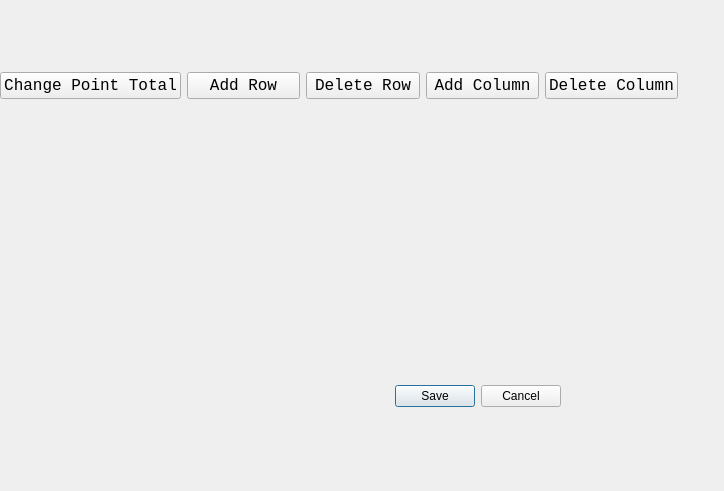
Old version of the form GAUI/rubricdialog.ui in the repository ezfe/grading-assistant-cs205.
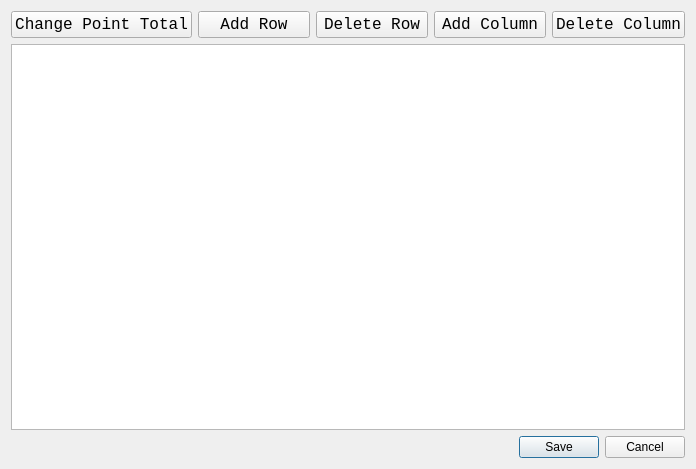
New version of the form.

Commit message: Worked on rubric design

What changed in the file:
```diff
--- a/GAUI/rubricdialog.ui
+++ b/GAUI/rubricdialog.ui
@@ -6,38 +6,15 @@
    <rect>
     <x>0</x>
     <y>0</y>
-    <width>724</width>
-    <height>491</height>
+    <width>696</width>
+    <height>469</height>
    </rect>
   </property>
   <property name="windowTitle">
    <string>Dialog</string>
   </property>
-  <widget class="QDialogButtonBox" name="buttonBox">
-   <property name="geometry">
-    <rect>
-     <x>30</x>
-     <y>380</y>
-     <width>531</width>
-     <height>32</height>
-    </rect>
-   </property>
-   <property name="orientation">
-    <enum>Qt::Horizontal</enum>
-   </property>
-   <property name="standardButtons">
-    <set>QDialogButtonBox::Cancel|QDialogButtonBox::Save</set>
-   </property>
-  </widget>
-  <widget class="QWidget" name="">
-   <property name="geometry">
-    <rect>
-     <x>0</x>
-     <y>70</y>
-     <width>678</width>
-     <height>31</height>
-    </rect>
-   </property>
+  <layout class="QGridLayout" name="gridLayout">
+   <item row="0" column="0">
    <layout class="QHBoxLayout" name="horizontalLayout">
     <item>
      <widget class="QPushButton" name="pushButton">
@@ -105,7 +82,27 @@
      </widget>
     </item>
    </layout>
-  </widget>
+   </item>
+   <item row="1" column="0">
+    <widget class="QTableWidget" name="tableWidget">
+     <property name="font">
+      <font>
+       <family>Monospace</family>
+      </font>
+     </property>
+    </widget>
+   </item>
+   <item row="2" column="0">
+    <widget class="QDialogButtonBox" name="buttonBox">
+     <property name="orientation">
+      <enum>Qt::Horizontal</enum>
+     </property>
+     <property name="standardButtons">
+      <set>QDialogButtonBox::Cancel|QDialogButtonBox::Save</set>
+     </property>
+    </widget>
+   </item>
+  </layout>
  </widget>
  <resources/>
  <connections>
```
Left out of the diff: 10 changed lines with no effect on the pictures. Lines whose indentation alone changed are shown as unchanged. The commit also changes 5 other files.
